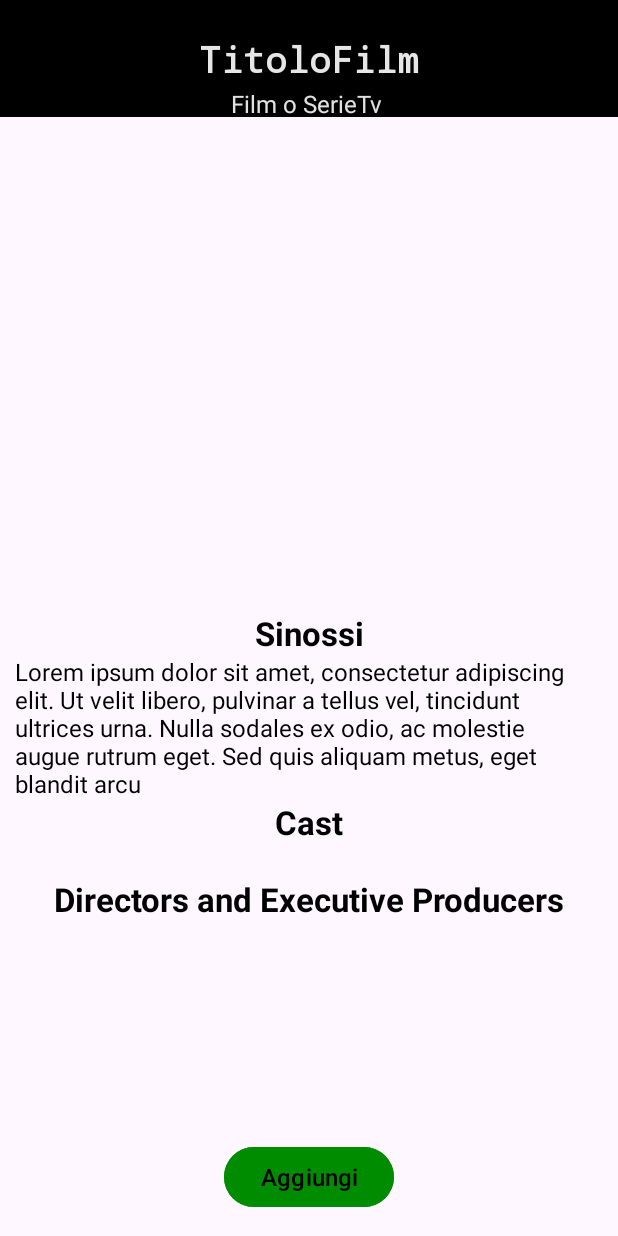
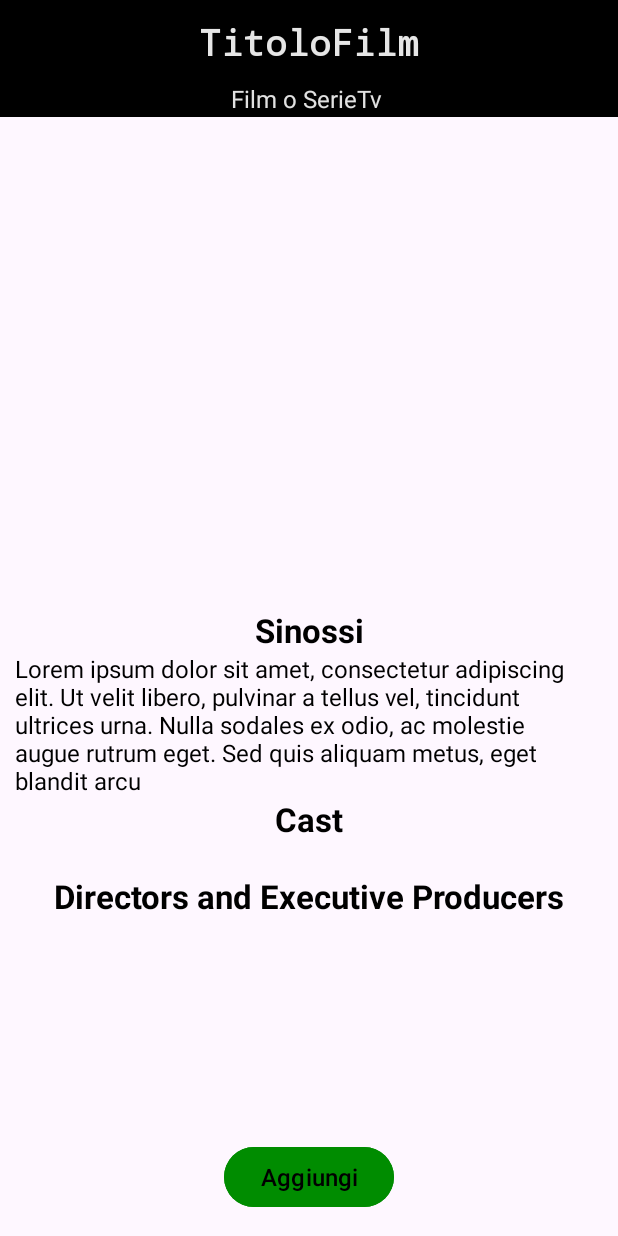
Before and after one commit to bettozzo/NonCiRestaCheGuardare, an Android app: the AggiungiMedia screen opened directly, with no data from a screen before it, on a phone screen of 412 x 824 dp. Run offline under Robolectric (Android 15) with nearby library versions, the phone set to English and light mode, and no system bars; our stand-ins replace Picasso; pictures from the network do not load.

Commit message:
better ui

```diff
--- a/app/src/main/java/unitn/app/api/MediaDetails.kt
+++ b/app/src/main/java/unitn/app/api/MediaDetails.kt
@@ -43,8 +43,8 @@ class MediaDetails(application: Application) : AndroidViewModel(application) {
             var multiCall = apiCallerMedia.getMovieAndSeries(mediaTitle, false, "it", 1, apiKey)
 
             val (results, totalPages) = getMediaDetails(multiCall)
-            //todo remove limit of pages to query?
-            for (pag in 2..min(totalPages, 6)) {
+
+            for (pag in 2..min(totalPages, 5)) {
                 multiCall = apiCallerMedia.getMovieAndSeries(mediaTitle, false, "it", pag, apiKey)
                 results.addAll(getMediaDetails(multiCall).first)
             }
--- a/app/src/main/res/layout/activity_aggiungi_media.xml
+++ b/app/src/main/res/layout/activity_aggiungi_media.xml
@@ -19,27 +19,33 @@
             android:layout_height="match_parent"
             tools:context="unitn.app.DettaglioMedia">
 
+            <LinearLayout
+                android:id="@+id/titoloFilmHeader"
+                style="@style/HeaderTitolo"
+                android:orientation="vertical">
+
                 <TextView
                     android:id="@+id/titoloFilm"
                     style="@style/HeaderTitolo"
+                    android:layout_height="54dp"
                     android:text="TitoloFilm" />
 
                 <TextView
                     android:id="@+id/isFilm"
                     android:layout_width="match_parent"
                     android:layout_height="wrap_content"
-                android:layout_below="@id/titoloFilm"
-                android:layout_marginTop="-20dp"
                     android:gravity="center"
                     android:text="Film o SerieTv "
                     android:textColor="@color/invertedTextColor"
                     android:textSize="16sp" />
 
+            </LinearLayout>
+
             <ImageView
                 android:id="@+id/poster"
                 android:layout_width="200dp"
                 android:layout_height="300dp"
-                android:layout_below="@+id/isFilm"
+                android:layout_below="@+id/titoloFilmHeader"
                 android:layout_centerHorizontal="true"
                 android:layout_marginTop="15dp"
                 tools:srcCompat="@drawable/missing_poster" />
@@ -88,7 +94,7 @@
                     android:layout_width="match_parent"
                     android:layout_height="wrap_content"
                     android:layout_marginEnd="10dp"
-                    android:gravity="center"/>
+                    android:gravity="center" />
 
                 <TextView
                     android:id="@+id/crewCredits"
@@ -106,7 +112,7 @@
                     android:layout_marginEnd="10dp"
                     android:layout_marginBottom="100dp"
                     android:gravity="center"
-                    android:scrollbars="vertical"/>
+                    android:scrollbars="vertical" />
 
             </LinearLayout>
         </RelativeLayout>
@@ -116,8 +122,8 @@
         android:id="@+id/addMedia"
         style="@style/normalButton"
         android:layout_height="wrap_content"
+        android:layout_marginBottom="15dp"
         android:text="Aggiungi"
-        android:layout_marginBottom="15dp"
         app:layout_constraintBottom_toBottomOf="parent"
         app:layout_constraintLeft_toLeftOf="parent"
         app:layout_constraintRight_toRightOf="parent" />
--- a/app/src/main/res/layout/grid_item.xml
+++ b/app/src/main/res/layout/grid_item.xml
@@ -1,7 +1,7 @@
 <RelativeLayout xmlns:android="http://schemas.android.com/apk/res/android"
     android:id="@+id/container"
     android:layout_width="match_parent"
-    android:layout_height="200dp"
+    android:layout_height="180dp"
     android:paddingHorizontal="2dp"
     android:paddingVertical="3dp">
 
```
Also changed, not shown: app/src/main/java/unitn/app/AggiungiMedia.kt (+7 -2 lines), app/src/main/res/layout/activity_dettaglio_media.xml (+10 -9 lines). Lines whose indentation alone changed are shown as unchanged.
